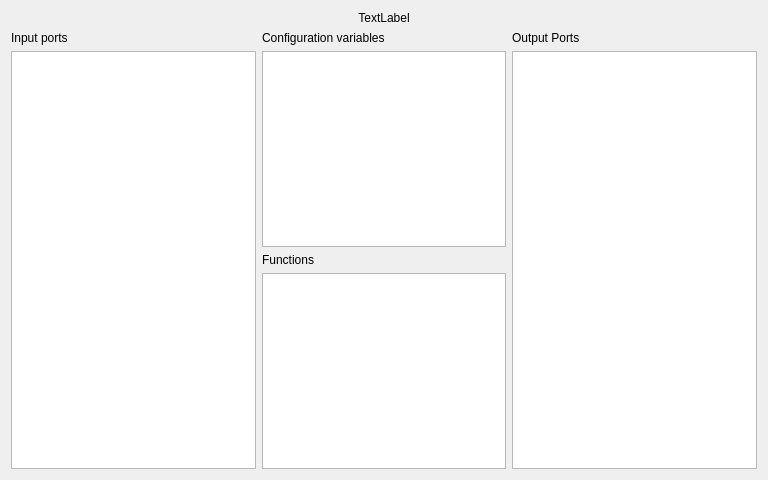
Qt form gui/ComponentDetailView.ui (fer-rum/q2d) before a commit.
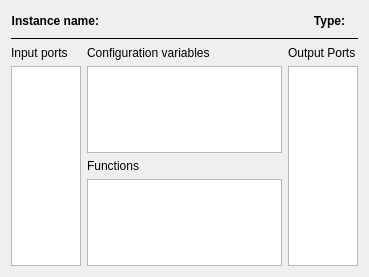
The same form after that commit.

Commit message: • Adjusted layout of ComponentDetailView, also ports now display tool tips • MainWindow now has the debug buttons removed • adding component categories to the type hierarchy now works again. • Attempting to create a document when there is no active project now displays an error message.

Patch:
```diff
--- a/gui/ComponentDetailView.ui
+++ b/gui/ComponentDetailView.ui
@@ -6,8 +6,8 @@
    <rect>
     <x>0</x>
     <y>0</y>
-    <width>768</width>
-    <height>480</height>
+    <width>369</width>
+    <height>277</height>
    </rect>
   </property>
   <property name="windowTitle">
@@ -15,17 +15,77 @@
   </property>
   <layout class="QVBoxLayout" name="verticalLayout_6">
    <item>
-    <widget class="QLabel" name="lbl_name">
-     <property name="text">
-      <string>TextLabel</string>
+    <layout class="QHBoxLayout" name="layout_header">
+     <property name="sizeConstraint">
+      <enum>QLayout::SetDefaultConstraint</enum>
      </property>
-     <property name="alignment">
-      <set>Qt::AlignCenter</set>
+     <item>
+      <widget class="QLabel" name="lbl_instanceName">
+       <property name="text">
+        <string>&lt;b&gt;Instance name:&lt;/b&gt;</string>
+       </property>
+       <property name="alignment">
+        <set>Qt::AlignRight|Qt::AlignTrailing|Qt::AlignVCenter</set>
+       </property>
+      </widget>
+     </item>
+     <item>
+      <widget class="QLabel" name="lbl_name">
+       <property name="text">
+        <string>&lt;ComponentName&gt;</string>
+       </property>
+       <property name="alignment">
+        <set>Qt::AlignLeading|Qt::AlignLeft|Qt::AlignVCenter</set>
+       </property>
+      </widget>
+     </item>
+     <item>
+      <spacer name="horizontalSpacer">
+       <property name="orientation">
+        <enum>Qt::Horizontal</enum>
+       </property>
+       <property name="sizeHint" stdset="0">
+        <size>
+         <width>40</width>
+         <height>20</height>
+        </size>
+       </property>
+      </spacer>
+     </item>
+     <item>
+      <widget class="QLabel" name="lbl_type">
+       <property name="text">
+        <string>&lt;b&gt;Type:&lt;/b&gt;</string>
+       </property>
+       <property name="alignment">
+        <set>Qt::AlignRight|Qt::AlignTrailing|Qt::AlignVCenter</set>
+       </property>
+      </widget>
+     </item>
+     <item>
+      <widget class="QLabel" name="lbl_typeName">
+       <property name="text">
+        <string>&lt;TypeName&gt;</string>
+       </property>
+      </widget>
+     </item>
+    </layout>
+   </item>
+   <item>
+    <widget class="Line" name="line">
+     <property name="frameShadow">
+      <enum>QFrame::Plain</enum>
+     </property>
+     <property name="lineWidth">
+      <number>1</number>
+     </property>
+     <property name="orientation">
+      <enum>Qt::Horizontal</enum>
      </property>
     </widget>
    </item>
    <item>
-    <layout class="QHBoxLayout" name="horizontalLayout">
+    <layout class="QHBoxLayout" name="horizontalLayout" stretch="1,3,1">
      <item>
       <layout class="QVBoxLayout" name="verticalLayout_4">
        <item>
@@ -66,7 +126,14 @@
           </widget>
          </item>
          <item>
-          <widget class="QListView" name="list_functions"/>
+          <widget class="QListView" name="list_functions">
+           <property name="editTriggers">
+            <set>QAbstractItemView::NoEditTriggers</set>
+           </property>
+           <property name="wordWrap">
+            <bool>true</bool>
+           </property>
+          </widget>
          </item>
         </layout>
        </item>
```
Left out of the diff: 15 changed lines with no effect on the pictures. The commit also changes 10 other files.
